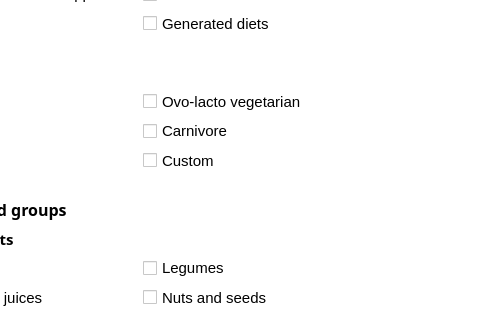
The window that ui/ui_reswidget.ui (josh-minch/spartan) describes before a commit, drawn with Qt 5; both pictures show x 196 to 676 and y 110 to 430 of the 817 by 803 pixel window.
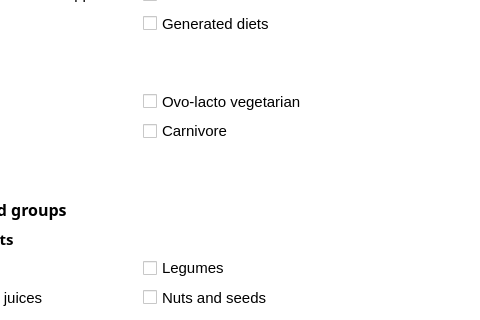
The same window after the commit. Icons and pictures are not drawn.

```diff
--- a/ui/ui_reswidget.ui
+++ b/ui/ui_reswidget.ui
@@ -120,7 +120,7 @@
       <property name="geometry">
        <rect>
         <x>0</x>
-        <y>-85</y>
+        <y>0</y>
         <width>912</width>
         <height>888</height>
        </rect>
@@ -750,19 +750,6 @@
              </attribute>
             </widget>
            </item>
-           <item row="7" column="2">
-            <widget class="QCheckBox" name="custom">
-             <property name="text">
-              <string>Custom</string>
-             </property>
-             <property name="autoExclusive">
-              <bool>false</bool>
-             </property>
-             <attribute name="buttonGroup">
-              <string notr="true">preset_btn_grp</string>
-             </attribute>
-            </widget>
-           </item>
            <item row="17" column="0" colspan="2">
             <widget class="QCheckBox" name="poultry">
              <property name="font">
```
Left out of the diff: 19 changed lines with no effect on the pictures.
